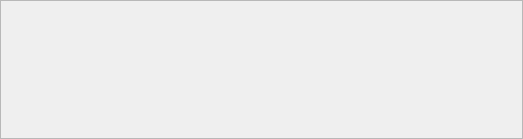
This is Programmation/Codes fonctionnels/ChronoReaderWidget/chronoreaderwidget.ui in mjc-ermont/2011 as Qt 5 draws it before an edit. The edited form follows.
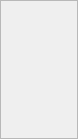
This is the edited form.

```diff
--- a/Programmation/Codes fonctionnels/ChronoReaderWidget/chronoreaderwidget.ui
+++ b/Programmation/Codes fonctionnels/ChronoReaderWidget/chronoreaderwidget.ui
@@ -6,7 +6,7 @@
    <rect>
     <x>0</x>
     <y>0</y>
-    <width>523</width>
+    <width>78</width>
     <height>139</height>
    </rect>
   </property>
@@ -33,7 +33,7 @@
        <rect>
         <x>0</x>
         <y>0</y>
-        <width>521</width>
+        <width>76</width>
         <height>137</height>
        </rect>
       </property>
```
